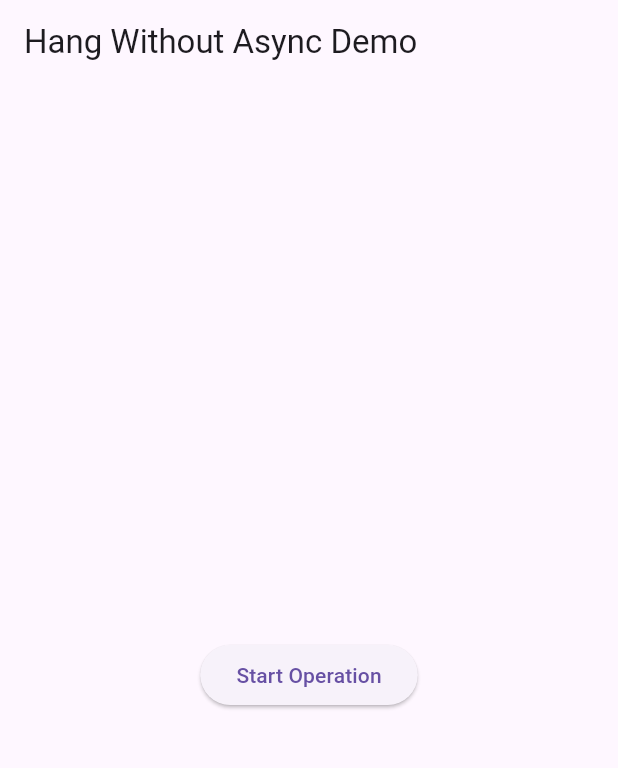
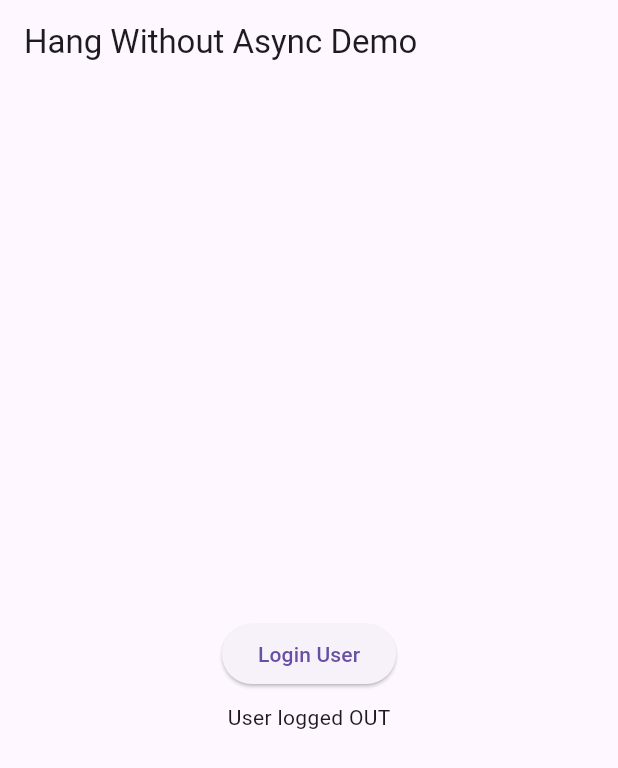
Before and after one commit to App-Akademie/flutter_hang_without_async, a Flutter app: the screen it shows after launch, on a phone screen of 412 x 824 dp. Shown: the top 768 px of the screen. Run offline on Flutter 3.47's test engine with Material 3 defaults, Android fonts, the phone set to English and light mode, and no system bars.

```diff
--- a/lib/main.dart
+++ b/lib/main.dart
@@ -11,7 +11,7 @@ class MyApp extends StatelessWidget {
 
   @override
   Widget build(BuildContext context) {
-    return const MaterialApp(
+    return MaterialApp(
       title: appTitle,
       home: HomeScreen(),
     );
@@ -19,7 +19,9 @@ class MyApp extends StatelessWidget {
 }
 
 class HomeScreen extends StatefulWidget {
-  const HomeScreen({super.key});
+  HomeScreen({super.key});
+
+  final mockApi = MockApi();
 
   @override
   HomeScreenState createState() => HomeScreenState();
@@ -27,13 +29,13 @@ class HomeScreen extends StatefulWidget {
 
 class HomeScreenState extends State<HomeScreen> {
   bool _isLoading = false;
+  bool isUserLoggedIn = false;
 
-  void _onPress() {
+  void onPress() {
     setState(() {
       _isLoading = true;
     });
-    final mockApi = MockApi();
-    final isUserLoggedIn = mockApi.loginUser();
+    isUserLoggedIn = widget.mockApi.loginUser();
 
     setState(() {
       _isLoading = false;
@@ -51,9 +53,11 @@ class HomeScreenState extends State<HomeScreen> {
             if (_isLoading) const CircularProgressIndicator(),
             const SizedBox(height: 20),
             ElevatedButton(
-              onPressed: _isLoading ? null : _onPress,
-              child: const Text('Start Operation'),
+              onPressed: _isLoading ? null : onPress,
+              child: const Text('Login User'),
             ),
+            const SizedBox(height: 8),
+            Text(isUserLoggedIn ? "User logged in" : "User logged OUT")
           ],
         ),
       ),
```
